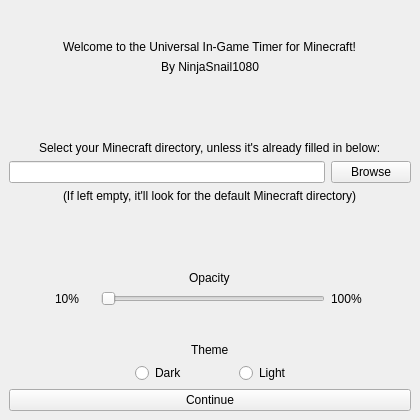
Above: SettingsWindow.ui from lazar3141/mc-universal-in-game-timer before the change. Below: the same form after it.
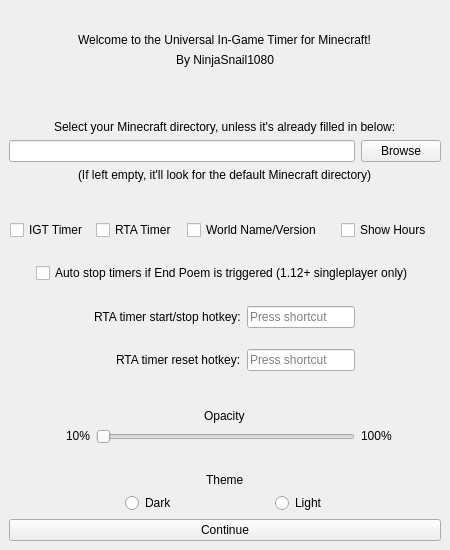
That is the form after the change.

Commit message: Added new options to Settings

```diff
--- a/SettingsWindow.ui
+++ b/SettingsWindow.ui
@@ -6,109 +6,176 @@
    <rect>
     <x>0</x>
     <y>0</y>
-    <width>420</width>
-    <height>420</height>
+    <width>450</width>
+    <height>550</height>
    </rect>
   </property>
+  <property name="minimumSize">
+   <size>
+    <width>450</width>
+    <height>550</height>
+   </size>
+  </property>
+  <property name="maximumSize">
+   <size>
+    <width>450</width>
+    <height>550</height>
+   </size>
+  </property>
   <property name="windowTitle">
    <string>Minecraft Universal In-Game Timer | Settings</string>
   </property>
   <widget class="QWidget" name="centralwidget">
    <layout class="QGridLayout" name="gridLayout">
-    <item row="19" column="5" colspan="2">
-     <widget class="QRadioButton" name="light_theme_button">
+    <item row="12" column="0" colspan="8" alignment="Qt::AlignRight|Qt::AlignVCenter">
+     <widget class="QLabel" name="rta_hotkey_text">
       <property name="text">
-       <string>Light</string>
+       <string>RTA timer start/stop hotkey:</string>
       </property>
      </widget>
     </item>
-    <item row="19" column="2" colspan="2" alignment="Qt::AlignRight">
+    <item row="9" column="4" alignment="Qt::AlignHCenter|Qt::AlignVCenter">
+     <widget class="QCheckBox" name="rta_timer_check">
+      <property name="text">
+       <string>RTA Timer</string>
+      </property>
+     </widget>
+    </item>
+    <item row="9" column="5" colspan="5" alignment="Qt::AlignHCenter|Qt::AlignVCenter">
+     <widget class="QCheckBox" name="world_name_check">
+      <property name="text">
+       <string>World Name/Version</string>
+      </property>
+     </widget>
+    </item>
+    <item row="9" column="0" colspan="4" alignment="Qt::AlignHCenter|Qt::AlignVCenter">
+     <widget class="QCheckBox" name="igt_timer_check">
+      <property name="text">
+       <string>IGT Timer</string>
+      </property>
+     </widget>
+    </item>
+    <item row="9" column="10" colspan="2" alignment="Qt::AlignHCenter|Qt::AlignVCenter">
+     <widget class="QCheckBox" name="hours_check">
+      <property name="text">
+       <string>Show Hours</string>
+      </property>
+     </widget>
+    </item>
+    <item row="21" column="0" colspan="12" alignment="Qt::AlignHCenter|Qt::AlignBottom">
+     <widget class="QLabel" name="theme_text">
+      <property name="text">
+       <string>Theme</string>
+      </property>
+     </widget>
+    </item>
+    <item row="22" column="4" alignment="Qt::AlignRight">
      <widget class="QRadioButton" name="dark_theme_button">
       <property name="text">
        <string>Dark</string>
       </property>
      </widget>
     </item>
-    <item row="22" column="0" colspan="8">
+    <item row="11" column="0" colspan="12" alignment="Qt::AlignHCenter|Qt::AlignVCenter">
+     <widget class="QCheckBox" name="auto_stop_check">
+      <property name="text">
+       <string>Auto stop timers if End Poem is triggered (1.12+ singleplayer only)</string>
+      </property>
+     </widget>
+    </item>
+    <item row="7" column="0" colspan="12" alignment="Qt::AlignHCenter|Qt::AlignTop">
+     <widget class="QLabel" name="browse_leave_empty_text">
+      <property name="text">
+       <string>(If left empty, it'll look for the default Minecraft directory)</string>
+      </property>
+     </widget>
+    </item>
+    <item row="1" column="0" colspan="12" alignment="Qt::AlignHCenter|Qt::AlignTop">
+     <widget class="QLabel" name="author_text">
+      <property name="text">
+       <string>By NinjaSnail1080</string>
+      </property>
+     </widget>
+    </item>
+    <item row="29" column="0" colspan="12">
      <widget class="QPushButton" name="continue_button">
       <property name="text">
        <string>Continue</string>
       </property>
      </widget>
     </item>
-    <item row="15" column="0" colspan="8" alignment="Qt::AlignHCenter|Qt::AlignBottom">
-     <widget class="QLabel" name="theme_text">
-      <property name="text">
-       <string>Theme</string>
-      </property>
-     </widget>
-    </item>
-    <item row="2" column="0" colspan="8" alignment="Qt::AlignHCenter|Qt::AlignBottom">
-     <widget class="QLabel" name="browse_text">
-      <property name="text">
-       <string>Select your Minecraft directory, unless it's already filled in below:</string>
-      </property>
-     </widget>
-    </item>
-    <item row="6" column="0" colspan="7">
+    <item row="6" column="0" colspan="11">
      <widget class="QLineEdit" name="browse_field"/>
     </item>
-    <item row="0" column="0" colspan="8" alignment="Qt::AlignHCenter|Qt::AlignBottom">
+    <item row="0" column="0" colspan="12" alignment="Qt::AlignHCenter|Qt::AlignBottom">
      <widget class="QLabel" name="welcome_text">
       <property name="text">
        <string>Welcome to the Universal In-Game Timer for Minecraft!</string>
       </property>
      </widget>
     </item>
-    <item row="6" column="7">
-     <widget class="QPushButton" name="browse_button">
+    <item row="14" column="0" colspan="12" alignment="Qt::AlignHCenter|Qt::AlignBottom">
+     <widget class="QLabel" name="opacity_text">
       <property name="text">
-       <string>Browse</string>
+       <string>Opacity</string>
       </property>
      </widget>
     </item>
-    <item row="14" column="2" colspan="5">
+    <item row="2" column="0" colspan="12" alignment="Qt::AlignHCenter|Qt::AlignBottom">
+     <widget class="QLabel" name="browse_text">
+      <property name="text">
+       <string>Select your Minecraft directory, unless it's already filled in below:</string>
+      </property>
+     </widget>
+    </item>
+    <item row="20" column="4" colspan="7">
      <widget class="QSlider" name="opacity_slider">
       <property name="orientation">
        <enum>Qt::Horizontal</enum>
       </property>
      </widget>
     </item>
-    <item row="14" column="1">
-     <widget class="QLabel" name="opacity_min_text">
-      <property name="text">
-       <string>10%</string>
-      </property>
-     </widget>
-    </item>
-    <item row="8" column="0" colspan="8" alignment="Qt::AlignHCenter|Qt::AlignBottom">
-     <widget class="QLabel" name="opacity_text">
-      <property name="text">
-       <string>Opacity</string>
-      </property>
-     </widget>
-    </item>
-    <item row="14" column="7">
+    <item row="20" column="11" alignment="Qt::AlignLeft|Qt::AlignVCenter">
      <widget class="QLabel" name="opacity_max_text">
       <property name="text">
        <string>100%</string>
       </property>
      </widget>
     </item>
-    <item row="1" column="0" colspan="8" alignment="Qt::AlignHCenter|Qt::AlignTop">
-     <widget class="QLabel" name="author_text">
+    <item row="6" column="11">
+     <widget class="QPushButton" name="browse_button">
       <property name="text">
-       <string>By NinjaSnail1080</string>
+       <string>Browse</string>
       </property>
      </widget>
     </item>
-    <item row="7" column="0" colspan="8" alignment="Qt::AlignHCenter|Qt::AlignTop">
-     <widget class="QLabel" name="browse_leave_empty_text">
+    <item row="22" column="9" alignment="Qt::AlignLeft">
+     <widget class="QRadioButton" name="light_theme_button">
       <property name="text">
-       <string>(If left empty, it'll look for the default Minecraft directory)</string>
+       <string>Light</string>
       </property>
      </widget>
     </item>
+    <item row="20" column="1" colspan="3" alignment="Qt::AlignRight|Qt::AlignVCenter">
+     <widget class="QLabel" name="opacity_min_text">
+      <property name="text">
+       <string>10%</string>
+      </property>
+     </widget>
+    </item>
+    <item row="12" column="8" colspan="3" alignment="Qt::AlignLeft|Qt::AlignVCenter">
+     <widget class="QKeySequenceEdit" name="set_rta_hotkey"/>
+    </item>
+    <item row="13" column="0" colspan="8" alignment="Qt::AlignRight|Qt::AlignVCenter">
+     <widget class="QLabel" name="rta_reset_hotkey_text">
+      <property name="text">
+       <string>RTA timer reset hotkey:</string>
+      </property>
+     </widget>
+    </item>
+    <item row="13" column="8" colspan="3" alignment="Qt::AlignLeft|Qt::AlignVCenter">
+     <widget class="QKeySequenceEdit" name="set_rta_reset_hotkey"/>
+    </item>
    </layout>
   </widget>
  </widget>
```
